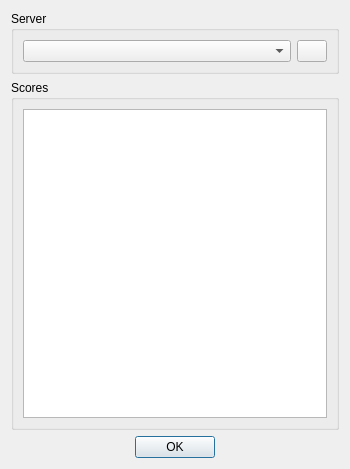
Qt form src/scoresdialog.ui (velnias75/NetMauMau-Qt-Client) before a commit.
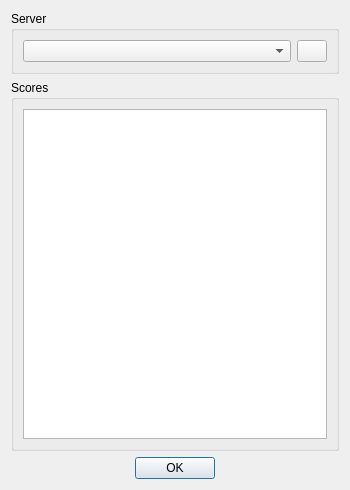
The same form after that commit. Icons and pictures are not drawn.

```diff
--- a/src/scoresdialog.ui
+++ b/src/scoresdialog.ui
@@ -7,7 +7,7 @@
     <x>0</x>
     <y>0</y>
     <width>350</width>
-    <height>469</height>
+    <height>490</height>
    </rect>
   </property>
   <property name="windowTitle">
```
